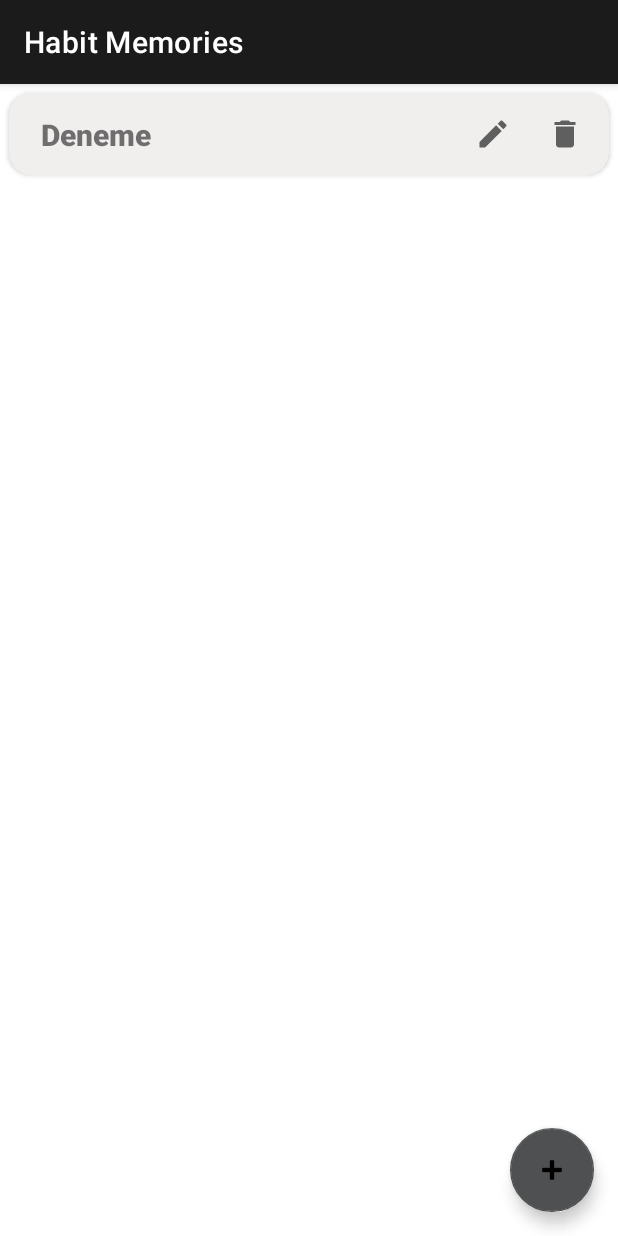
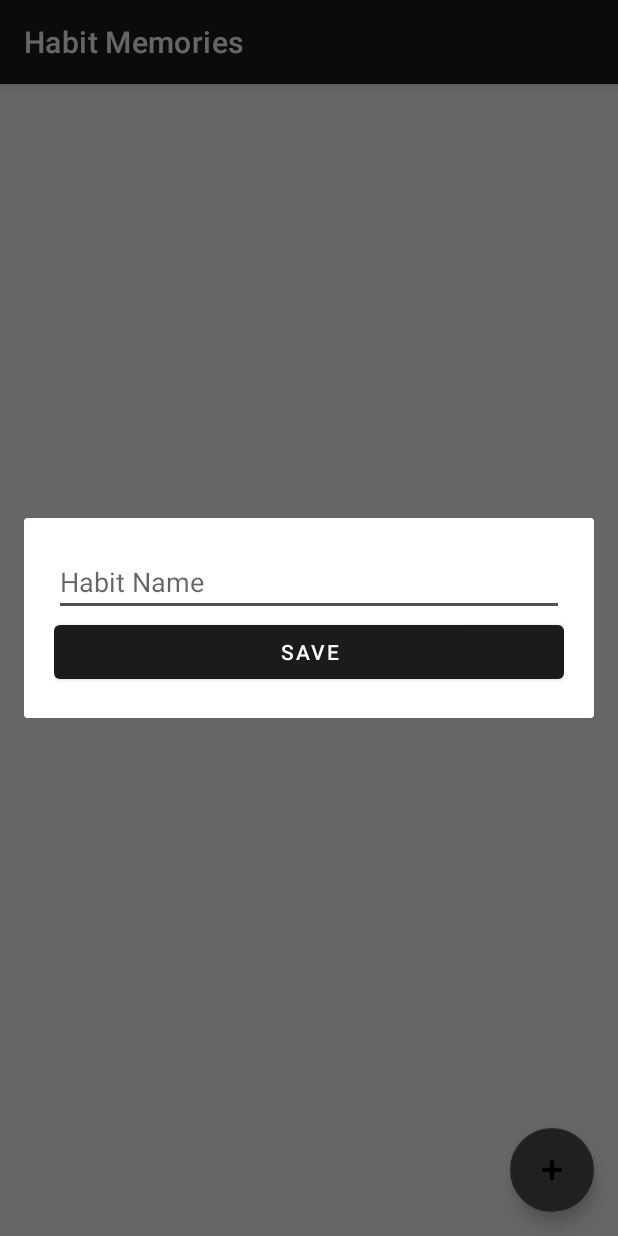
Before and after one commit to dreyZZ/habit-journal, an Android app: the screen it shows after launch (MainActivity), after a tap on an icon or button, on a phone screen of 412 x 824 dp. Run offline under Robolectric (Android 15) with nearby library versions, the phone set to English and light mode, and no system bars; our stand-ins replace Room's generated code, RxJava.

Commit message:
habit ekleme

```diff
--- a/app/build.gradle
+++ b/app/build.gradle
@@ -40,9 +40,8 @@ dependencies {
     implementation 'androidx.appcompat:appcompat:1.2.0'
     implementation 'com.google.android.material:material:1.3.0'
     implementation 'androidx.constraintlayout:constraintlayout:2.0.4'
-    implementation 'androidx.navigation:navigation-fragment-ktx:2.3.3'
-    implementation 'androidx.navigation:navigation-ui-ktx:2.3.3'
-    testImplementation 'junit:junit:4.+'
+    implementation 'androidx.navigation:navigation-ui-ktx:2.3.5'
+    testImplementation 'junit:junit:4.13.2'
     androidTestImplementation 'androidx.test.ext:junit:1.1.2'
     androidTestImplementation 'androidx.test.espresso:espresso-core:3.3.0'
 
@@ -56,4 +55,8 @@ dependencies {
     implementation("io.reactivex.rxjava3:rxkotlin:3.0.1")
     implementation 'io.reactivex.rxjava3:rxandroid:3.0.0'
 
+    // Fragment
+    def fragment_version = "1.3.3"
+    implementation "androidx.fragment:fragment-ktx:$fragment_version"
+
 }
--- a/app/src/main/java/com/tengri/habitmemories/activity/main/FirstFragment.kt
+++ b/app/src/main/java/com/tengri/habitmemories/activity/main/FirstFragment.kt
@@ -6,7 +6,6 @@ import android.view.LayoutInflater
 import android.view.View
 import android.view.ViewGroup
 import android.widget.Button
-import androidx.navigation.fragment.findNavController
 import com.tengri.habitmemories.R
 
 /**
@@ -26,7 +25,6 @@ class FirstFragment : Fragment() {
         super.onViewCreated(view, savedInstanceState)
 
         view.findViewById<Button>(R.id.button_first).setOnClickListener {
-            findNavController().navigate(R.id.action_FirstFragment_to_SecondFragment)
         }
     }
 }
--- a/app/src/main/java/com/tengri/habitmemories/activity/main/MainActivity.kt
+++ b/app/src/main/java/com/tengri/habitmemories/activity/main/MainActivity.kt
@@ -9,6 +9,7 @@ import com.tengri.habitmemories.R
 import com.tengri.habitmemories.activity.main.adapter.HabitListAdapter
 import com.tengri.habitmemories.database.entities.Habit
 import com.tengri.habitmemories.state.HabitsState
+import com.tengri.uiexamples.HabitAddDialog
 import io.reactivex.rxjava3.android.schedulers.AndroidSchedulers
 import io.reactivex.rxjava3.core.Observable
 import io.reactivex.rxjava3.schedulers.Schedulers
@@ -46,8 +47,13 @@ class MainActivity : AppCompatActivity() {
 
         // fab
         findViewById<FloatingActionButton>(R.id.fab).setOnClickListener {
-            HabitsState.addHabit(Habit(0, "Deneme"))
-            habitListRecyclerView.adapter!!.notifyItemInserted(HabitsState.lastIndex())
+            val habitAddDialog = HabitAddDialog(this)
+            habitAddDialog.setOnSubmit {
+                HabitsState.addHabit(Habit(0, it))
+                habitListRecyclerView.adapter!!.notifyItemInserted(HabitsState.lastIndex())
+            }
+
+            habitAddDialog.show()
         }
     }
 
--- a/app/src/main/java/com/tengri/habitmemories/activity/main/SecondFragment.kt
+++ b/app/src/main/java/com/tengri/habitmemories/activity/main/SecondFragment.kt
@@ -6,7 +6,6 @@ import android.view.LayoutInflater
 import android.view.View
 import android.view.ViewGroup
 import android.widget.Button
-import androidx.navigation.fragment.findNavController
 import com.tengri.habitmemories.R
 
 /**
@@ -26,7 +25,6 @@ class SecondFragment : Fragment() {
         super.onViewCreated(view, savedInstanceState)
 
         view.findViewById<Button>(R.id.button_second).setOnClickListener {
-            findNavController().navigate(R.id.action_SecondFragment_to_FirstFragment)
         }
     }
 }
--- /dev/null
+++ b/app/src/main/java/com/tengri/habitmemories/dialogs/HabitAddDialog.kt
@@ -0,0 +1,39 @@
+package com.tengri.uiexamples
+
+import android.app.Dialog
+import android.content.Context
+import android.os.Bundle
+import android.view.ViewGroup
+import android.view.Window
+import android.widget.Button
+import com.google.android.material.textfield.TextInputEditText
+import com.tengri.habitmemories.R
+
+class HabitAddDialog(context: Context) : Dialog(context) {
+
+    private lateinit var onSubmit : (text: String) -> Unit
+
+    init {
+        setCancelable(true)
+    }
+
+    override fun onCreate(savedInstanceState: Bundle?) {
+        super.onCreate(savedInstanceState)
+        requestWindowFeature(Window.FEATURE_NO_TITLE)
+        setContentView(R.layout.dialog_add_habit)
+
+        window!!.setLayout(ViewGroup.LayoutParams.MATCH_PARENT, ViewGroup.LayoutParams.WRAP_CONTENT)
+
+        val inputText = findViewById<TextInputEditText>(R.id.inputText)
+        val submitButton = findViewById<Button>(R.id.submitButton)
+
+        submitButton.setOnClickListener {
+            this.onSubmit(inputText.text.toString())
+            this.hide()
+        }
+    }
+
+    fun setOnSubmit(func: (text: String) -> Unit) {
+        this.onSubmit = func
+    }
+}
--- /dev/null
+++ b/app/src/main/res/layout/dialog_add_habit.xml
@@ -0,0 +1,22 @@
+<?xml version="1.0" encoding="utf-8"?>
+<LinearLayout xmlns:android="http://schemas.android.com/apk/res/android"
+    android:layout_width="match_parent"
+    android:layout_height="wrap_content"
+    android:padding="20dp"
+    android:orientation="vertical">
+
+    <com.google.android.material.textfield.TextInputEditText
+        android:layout_width="match_parent"
+        android:layout_height="match_parent"
+        android:id="@+id/inputText"
+        android:hint="Habit Name"
+        />
+
+    <Button
+        android:layout_width="match_parent"
+        android:layout_height="wrap_content"
+        android:id="@+id/submitButton"
+        android:text="Save"
+        />
+
+</LinearLayout>
```
